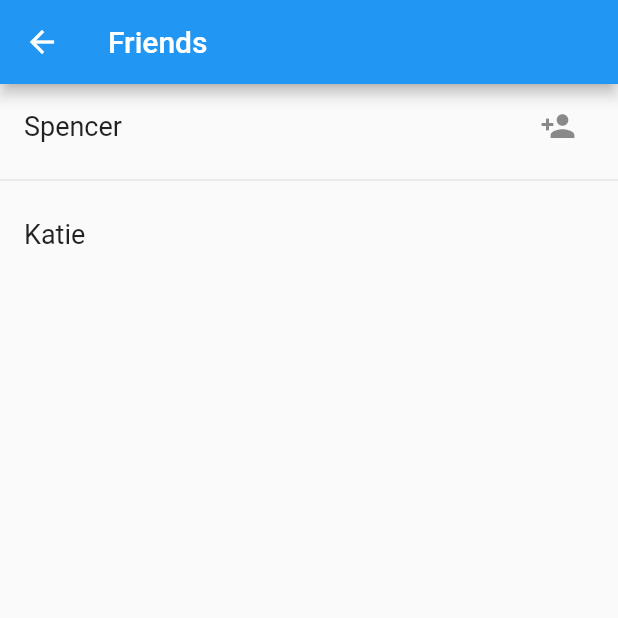
After one commit to sstream17/chat-2, a Flutter app: the FriendsScreen screen opened by its route, on a phone screen of 412 x 824 dp, the top half of it. The commit adds this screen. Run offline on Flutter 3.47's test engine with Material 2 defaults, Android fonts, the phone set to English and light mode, and no system bars; our stand-ins replace firebase_auth, firebase_core, firebase_messaging, flutter_local_notifications, flutter_riverpod; accounts and stored records are empty.

Commit message:
Starting show the friends screen with mocked data

```diff
--- a/client/lib/database/friend_accessor.dart
+++ b/client/lib/database/friend_accessor.dart
@@ -1,13 +1,17 @@
 import 'package:flutter_riverpod/flutter_riverpod.dart';
+import 'package:link/models/friend.dart';
 
 final friendAccessorProvider = Provider<FriendAccessor>((ref) {
   return FriendAccessor();
 });
 
 class FriendAccessor {
-  Future<List<String>> getFriends() {
+  Future<List<Friend>> getFriends() {
     return Future.delayed(const Duration(seconds: 1), () {
-      return ["Spencer", "Katie"];
+      return [
+        Friend(username: "Spencer", isRequest: true),
+        Friend(username: "Katie", isRequest: false),
+      ];
     });
   }
 }
--- a/client/lib/main.dart
+++ b/client/lib/main.dart
@@ -7,6 +7,7 @@ import 'package:flutter/foundation.dart';
 import 'package:flutter/material.dart';
 import 'package:flutter_local_notifications/flutter_local_notifications.dart';
 import 'package:flutter_riverpod/flutter_riverpod.dart';
+import 'package:link/screens/friends.dart';
 import 'package:link/screens/screens.dart';
 
 import 'firebase_options.dart';
@@ -72,6 +73,7 @@ class MyApp extends StatelessWidget {
       routes: {
         '/login/signIn': (context) => const SignInScreen(),
         '/login/createAccount': (context) => const CreateAccountScreen(),
+        '/friends': (context) => const FriendsScreen(),
       },
     );
   }
@@ -130,8 +132,7 @@ Future<void> ensureFlutterLocalNotificationsPlugin() async {
 
   /// Update the iOS foreground notification presentation options to allow
   /// heads up notifications.
-  await FirebaseMessaging.instance
-      .setForegroundNotificationPresentationOptions(
+  await FirebaseMessaging.instance.setForegroundNotificationPresentationOptions(
     alert: true,
     badge: true,
     sound: true,
--- /dev/null
+++ b/client/lib/models/friend.dart
@@ -0,0 +1,16 @@
+import 'package:link/models/user.dart';
+
+class Friend extends User {
+  bool isRequest;
+
+  Friend({
+    String? id,
+    String? email,
+    String? username,
+    required this.isRequest,
+  }) : super(
+          id: id,
+          email: email,
+          username: username,
+        );
+}
--- a/client/lib/models/user.dart
+++ b/client/lib/models/user.dart
@@ -3,5 +3,9 @@ class User {
   String? email;
   String? username;
 
-  User(this.id, this.email, this.username);
+  User({
+    this.id,
+    this.email,
+    this.username,
+  });
 }
--- /dev/null
+++ b/client/lib/screens/friends.dart
@@ -0,0 +1,67 @@
+import 'package:flutter/material.dart';
+import 'package:flutter_riverpod/flutter_riverpod.dart';
+import 'package:link/state/db.dart';
+
+import '../models/friend.dart';
+
+class FriendsScreen extends StatelessWidget {
+  const FriendsScreen({
+    Key? key,
+  }) : super(key: key);
+
+  @override
+  Widget build(BuildContext context) {
+    return Scaffold(
+      appBar: AppBar(
+        title: const Text("Friends"),
+      ),
+      body: const _FriendsBody(),
+    );
+  }
+}
+
+class _FriendsBody extends ConsumerWidget {
+  const _FriendsBody({
+    Key? key,
+  }) : super(key: key);
+
+  @override
+  Widget build(BuildContext context, WidgetRef ref) {
+    return ref.watch(friendsProvider).when(
+      data: (friends) {
+        return ListView.builder(
+            itemCount: friends.length,
+            itemBuilder: (context, i) {
+              return Column(
+                children: [
+                  _buildRow(friends[i]),
+                  if (i != friends.length - 1) const Divider(),
+                ],
+              );
+            });
+      },
+      error: (_, __) {
+        return const Text("Error");
+      },
+      loading: () {
+        return const CircularProgressIndicator();
+      },
+    );
+  }
+
+  Widget _buildRow(Friend friend) {
+    final isRequest = friend.isRequest;
+    return ListTile(
+      title: Text(
+        friend.username!,
+        style: const TextStyle(fontSize: 18.0),
+      ),
+      trailing: isRequest
+          ? IconButton(
+              onPressed: () {},
+              icon: const Icon(Icons.person_add),
+            )
+          : null,
+    );
+  }
+}
--- a/client/lib/screens/home.dart
+++ b/client/lib/screens/home.dart
@@ -68,6 +68,12 @@ class HomeScreen extends ConsumerWidget {
               sendPushMessage(_token);
             },
             decoration: const InputDecoration.collapsed(hintText: 'FCM Token'),
+          ),
+          ElevatedButton(
+            onPressed: () {
+              Navigator.pushNamed(context, "/friends");
+            },
+            child: const Text("Friends"),
           )
         ],
       ),
--- a/client/lib/state/db.dart
+++ b/client/lib/state/db.dart
@@ -1,6 +1,8 @@
 import 'package:flutter_riverpod/flutter_riverpod.dart';
 import 'package:link/database/friend_accessor.dart';
 
-final friendsProvider = FutureProvider<List<String>>((ref) async {
+import '../models/friend.dart';
+
+final friendsProvider = FutureProvider<List<Friend>>((ref) async {
   return ref.read(friendAccessorProvider).getFriends();
 });
--- a/client/lib/state/user.dart
+++ b/client/lib/state/user.dart
@@ -17,7 +17,7 @@ final userProvider = StateNotifierProvider<UserNotifier, link_user.User>((ref) {
 });
 
 class UserNotifier extends StateNotifier<link_user.User> {
-  UserNotifier() : super(link_user.User(null, null, null));
+  UserNotifier() : super(link_user.User());
 
   Future<String?> createAccount(
     String email,
@@ -60,9 +60,9 @@ class UserNotifier extends StateNotifier<link_user.User> {
 
       if (user != null) {
         state = link_user.User(
-          user.uid,
-          user.email,
-          user.displayName,
+          id: user.uid,
+          email: user.email,
+          username: user.displayName,
         );
 
         return null;
```
